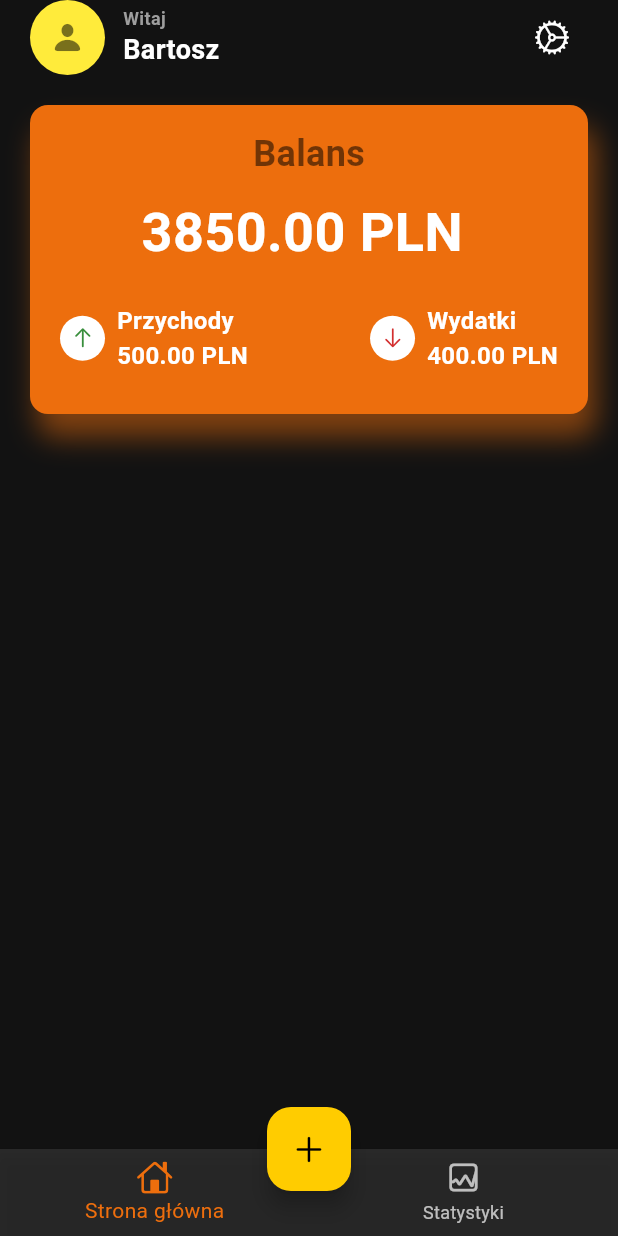
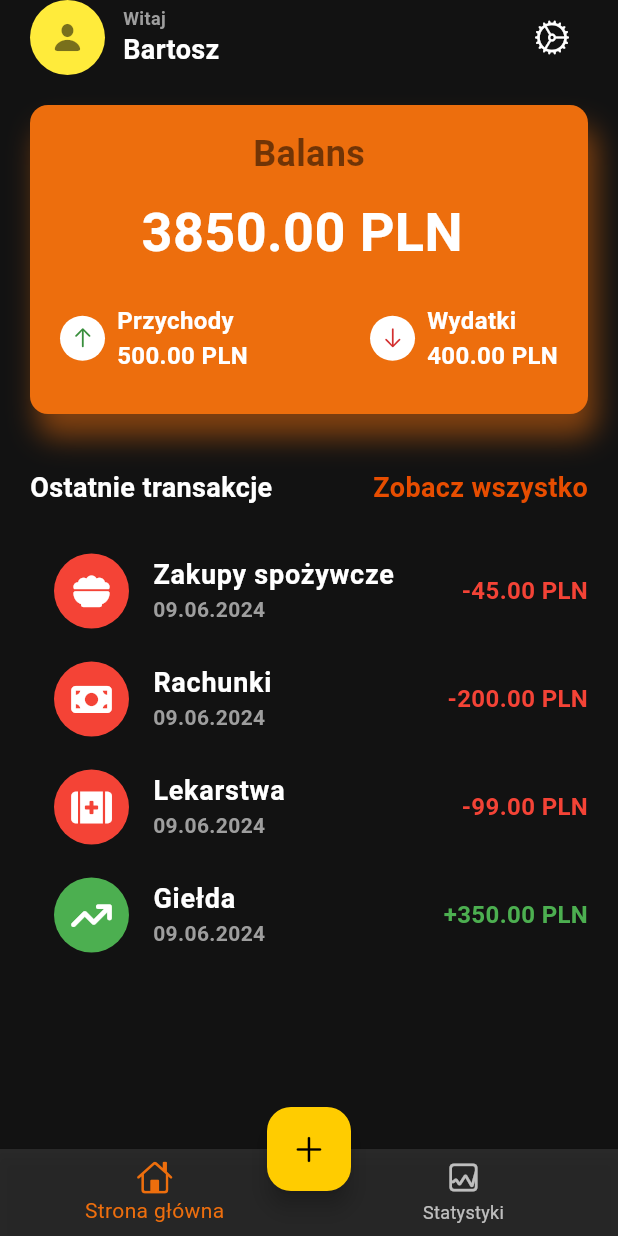
Before and after one commit to Bartholomeas/flutter-expense-tracker, a Flutter app: the screen it shows after launch, on a phone screen of 412 x 824 dp. Run offline on Flutter 3.47's test engine with Material 3 defaults, Android fonts, the phone set to English and light mode, and no system bars; our stand-ins replace font_awesome_flutter.

Commit message:
[Feat]: homepage list mock

```diff
--- /dev/null
+++ b/lib/data/data.dart
@@ -0,0 +1,36 @@
+import 'package:flutter/material.dart';
+import 'package:font_awesome_flutter/font_awesome_flutter.dart';
+
+List<Map<String, dynamic>> transactionsData = [
+  {
+    "icon": const FaIcon(
+      FontAwesomeIcons.bowlFood,
+      color: Colors.white,
+    ),
+    "color": Colors.red,
+    "name": "Zakupy spożywcze",
+    "totalAmount": "-45.00 PLN",
+    "date": "09.06.2024",
+  },
+  {
+    "icon": const FaIcon(FontAwesomeIcons.moneyBill, color: Colors.white),
+    "color": Colors.red,
+    "name": "Rachunki",
+    "totalAmount": "-200.00 PLN",
+    "date": "09.06.2024",
+  },
+  {
+    "icon": const FaIcon(FontAwesomeIcons.kitMedical, color: Colors.white),
+    "color": Colors.red,
+    "name": "Lekarstwa",
+    "totalAmount": "-99.00 PLN",
+    "date": "09.06.2024",
+  },
+  {
+    "icon": const FaIcon(FontAwesomeIcons.arrowTrendUp, color: Colors.white),
+    "color": Colors.green,
+    "name": "Giełda",
+    "totalAmount": "+350.00 PLN",
+    "date": "09.06.2024",
+  }
+];
--- a/lib/screens/home/views/main_screen.dart
+++ b/lib/screens/home/views/main_screen.dart
@@ -1,6 +1,7 @@
 import 'package:flutter/cupertino.dart';
 import 'package:flutter/material.dart';
-import 'package:flutter/widgets.dart';
+import 'package:flutter_expense_tracker/data/data.dart';
+import 'package:font_awesome_flutter/font_awesome_flutter.dart';
 
 class MainScreen extends StatelessWidget {
   const MainScreen({super.key});
@@ -194,7 +195,79 @@ class MainScreen extends StatelessWidget {
                   )
                 ],
               ),
-            )
+            ),
+            const SizedBox(
+              height: 36,
+            ),
+            Row(
+              children: [
+                Text(
+                  'Ostatnie transakcje',
+                  style: TextStyle(
+                      fontSize: 18,
+                      fontWeight: FontWeight.bold,
+                      color: Theme.of(context).colorScheme.onBackground),
+                ),
+                const Spacer(),
+                GestureDetector(
+                  onTap: () {},
+                  child: Text(
+                    'Zobacz wszystko',
+                    style: TextStyle(
+                        fontSize: 18,
+                        fontWeight: FontWeight.w600,
+                        color: Theme.of(context).colorScheme.tertiary),
+                  ),
+                )
+              ],
+            ),
+            const SizedBox(
+              height: 20,
+            ),
+            ListView.builder(
+              shrinkWrap: true,
+              itemCount: transactionsData.length,
+              itemBuilder: (context, i) {
+                return Row(
+                  children: [
+                    Expanded(
+                      child: ListTile(
+                        leading: Container(
+                          width: 50,
+                          height: 50,
+                          decoration: BoxDecoration(
+                              shape: BoxShape.circle,
+                              color: transactionsData[i]['color']),
+                          child: Center(child: transactionsData[i]['icon']),
+                        ),
+                        title: Text(
+                          transactionsData[i]['name'],
+                          style: TextStyle(
+                              fontSize: 18,
+                              fontWeight: FontWeight.bold,
+                              color:
+                                  Theme.of(context).colorScheme.onBackground),
+                        ),
+                        subtitle: Text(
+                          transactionsData[i]['date'],
+                          style: TextStyle(
+                              fontSize: 14,
+                              fontWeight: FontWeight.w600,
+                              color: Theme.of(context).colorScheme.outline),
+                        ),
+                      ),
+                    ),
+                    Text(
+                      transactionsData[i]['totalAmount'],
+                      style: TextStyle(
+                          fontSize: 16,
+                          fontWeight: FontWeight.bold,
+                          color: transactionsData[i]['color']),
+                    ),
+                  ],
+                );
+              },
+            ),
           ],
         ),
       ),
--- a/pubspec.yaml
+++ b/pubspec.yaml
@@ -34,6 +34,7 @@ dependencies:
   # The following adds the Cupertino Icons font to your application.
   # Use with the CupertinoIcons class for iOS style icons.
   cupertino_icons: ^1.0.6
+  font_awesome_flutter: any
 
 dev_dependencies:
   flutter_test:
```
Also changed, not shown: pubspec.lock.
